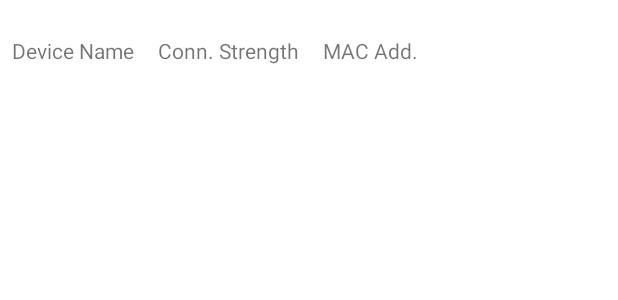
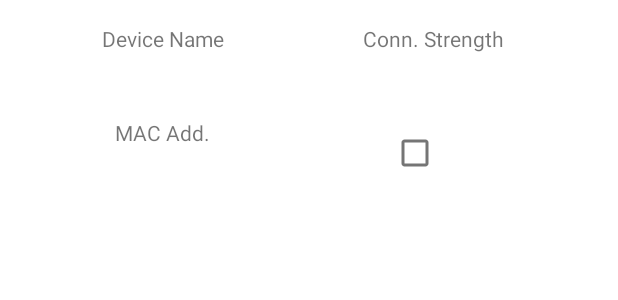
Before and after one commit to tlongo1226/ProjectForecast, an Android app: the layout avail_device_row.xml on its own in the app's theme, with its tools: preview values and no code run, on a phone screen of 412 x 824 dp. Shown: the top 300 px of the screen. Run offline under Robolectric (Android 15) with nearby library versions, the phone set to English and light mode, and no system bars.

Commit message:
added background and ItemDecoration to the availDevice recycler

```diff
--- /dev/null
+++ b/app/src/main/res/drawable/avail_device_spacer.xml
@@ -0,0 +1,5 @@
+<?xml version="1.0" encoding="utf-8"?>
+<shape xmlns:android="http://schemas.android.com/apk/res/android"
+    android:shape="rectangle">
+    <size android:height="20dp"/>
+</shape>
--- /dev/null
+++ b/app/src/main/res/drawable/recycler_row_background.xml
@@ -0,0 +1,7 @@
+<?xml version="1.0" encoding="utf-8"?>
+<shape xmlns:android="http://schemas.android.com/apk/res/android">
+    <solid
+        android:color="@color/white"/>
+    <corners
+        android:radius="20dp"/>
+</shape>
--- a/app/src/main/res/layout/avail_device_row.xml
+++ b/app/src/main/res/layout/avail_device_row.xml
@@ -10,15 +10,17 @@
     </data>
 
     <androidx.constraintlayout.widget.ConstraintLayout
-        android:layout_width="wrap_content"
-        android:layout_height="wrap_content">
+        android:layout_width="match_parent"
+        android:layout_height="wrap_content"
+        android:background="@drawable/recycler_row_background">
 
         <TextView
             android:id="@+id/textView16"
             android:layout_width="wrap_content"
             android:layout_height="wrap_content"
             android:layout_marginStart="8dp"
-            android:layout_marginTop="24dp"
+            android:layout_marginTop="16dp"
+            android:layout_marginEnd="16dp"
             android:text="Device Name"
             app:layout_constraintBottom_toTopOf="@+id/availDeviceNameDisplay"
             app:layout_constraintEnd_toStartOf="@+id/availDevStrengthLabel"
@@ -31,9 +33,9 @@
             android:layout_width="wrap_content"
             android:layout_height="wrap_content"
             android:layout_marginTop="8dp"
-            android:layout_marginBottom="24dp"
+            android:layout_marginBottom="16dp"
             android:text="@{forecastScanner.name}"
-            app:layout_constraintBottom_toBottomOf="parent"
+            app:layout_constraintBottom_toTopOf="@+id/availDevMacAdd"
             app:layout_constraintEnd_toEndOf="@+id/textView16"
             app:layout_constraintHorizontal_bias="0.5"
             app:layout_constraintStart_toStartOf="@+id/textView16"
@@ -44,37 +46,35 @@
             android:layout_width="wrap_content"
             android:layout_height="wrap_content"
             android:layout_marginStart="16dp"
-            android:layout_marginTop="24dp"
             android:layout_marginEnd="16dp"
             android:text="Conn. Strength"
-            app:layout_constraintBottom_toTopOf="@+id/availDeviceStrengthInput"
-            app:layout_constraintEnd_toStartOf="@+id/availDevMacAdd"
+            app:layout_constraintEnd_toEndOf="parent"
             app:layout_constraintHorizontal_bias="0.5"
             app:layout_constraintStart_toEndOf="@+id/textView16"
-            app:layout_constraintTop_toTopOf="parent" />
+            app:layout_constraintTop_toTopOf="@+id/textView16"
+            app:layout_constraintVertical_chainStyle="spread_inside" />
 
         <TextView
             android:id="@+id/availDevMacAdd"
             android:layout_width="wrap_content"
             android:layout_height="wrap_content"
-            android:layout_marginTop="24dp"
-            android:layout_marginEnd="16dp"
             android:text="MAC Add."
             app:layout_constraintBottom_toTopOf="@+id/availDevMacInput"
-            app:layout_constraintEnd_toEndOf="parent"
+            app:layout_constraintEnd_toEndOf="@+id/textView16"
             app:layout_constraintHorizontal_bias="0.5"
-            app:layout_constraintStart_toEndOf="@+id/availDevStrengthLabel"
-            app:layout_constraintTop_toTopOf="parent" />
+            app:layout_constraintStart_toStartOf="@+id/textView16"
+            app:layout_constraintTop_toBottomOf="@+id/availDeviceNameDisplay" />
 
         <TextView
             android:id="@+id/availDevMacInput"
             android:layout_width="wrap_content"
             android:layout_height="wrap_content"
             android:layout_marginTop="8dp"
-            android:layout_marginBottom="24dp"
+            android:layout_marginBottom="16dp"
             android:text="@{forecastScanner.address}"
             app:layout_constraintBottom_toBottomOf="parent"
             app:layout_constraintEnd_toEndOf="@+id/availDevMacAdd"
+            app:layout_constraintHorizontal_bias="0.5"
             app:layout_constraintStart_toStartOf="@+id/availDevMacAdd"
             app:layout_constraintTop_toBottomOf="@+id/availDevMacAdd" />
 
@@ -83,12 +83,20 @@
             android:layout_width="wrap_content"
             android:layout_height="wrap_content"
             android:layout_marginTop="8dp"
-            android:layout_marginBottom="24dp"
-            app:layout_constraintBottom_toBottomOf="parent"
             app:layout_constraintEnd_toEndOf="@+id/availDevStrengthLabel"
             app:layout_constraintHorizontal_bias="0.5"
             app:layout_constraintStart_toStartOf="@+id/availDevStrengthLabel"
             app:layout_constraintTop_toBottomOf="@+id/availDevStrengthLabel" />
 
+        <CheckBox
+            android:id="@+id/checkBox"
+            android:layout_width="wrap_content"
+            android:layout_height="wrap_content"
+            android:gravity="center|center_horizontal"
+            app:layout_constraintBottom_toBottomOf="parent"
+            app:layout_constraintEnd_toEndOf="parent"
+            app:layout_constraintStart_toEndOf="@+id/availDevMacAdd"
+            app:layout_constraintTop_toBottomOf="@+id/availDeviceStrengthInput" />
+
     </androidx.constraintlayout.widget.ConstraintLayout>
 </layout>
```
Also changed, not shown: app/src/main/java/com/example/projectforcast/FirstFragment.java (+7 -0 lines), app/src/main/res/layout/fragment_first.xml (+16 -5 lines).
